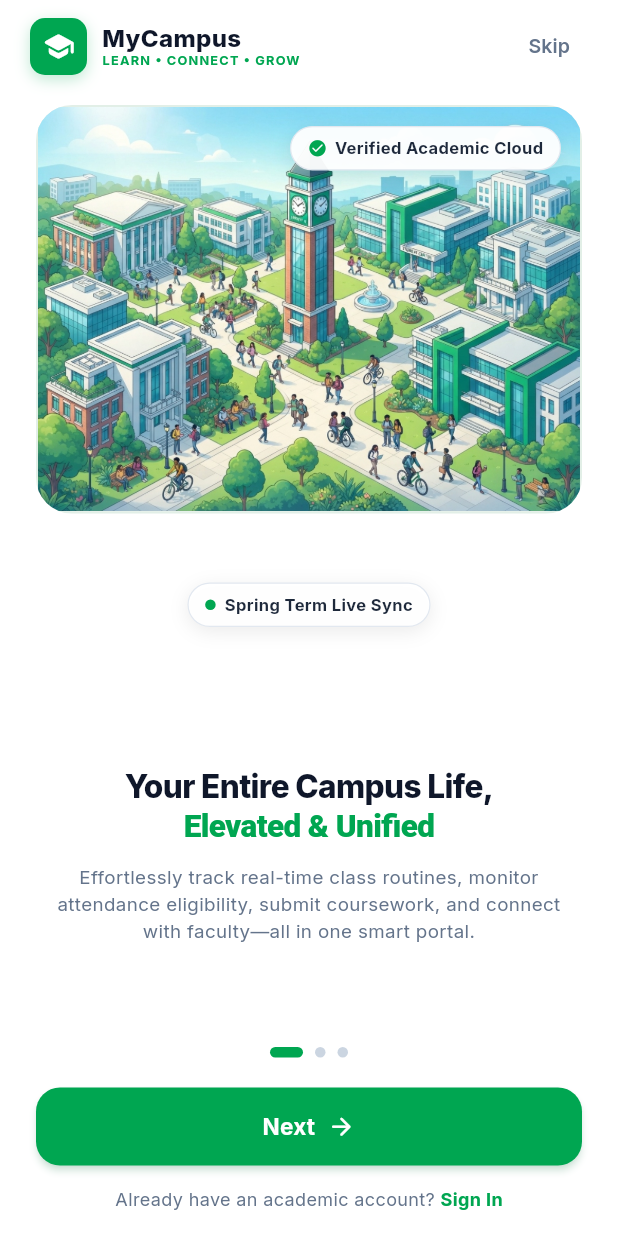
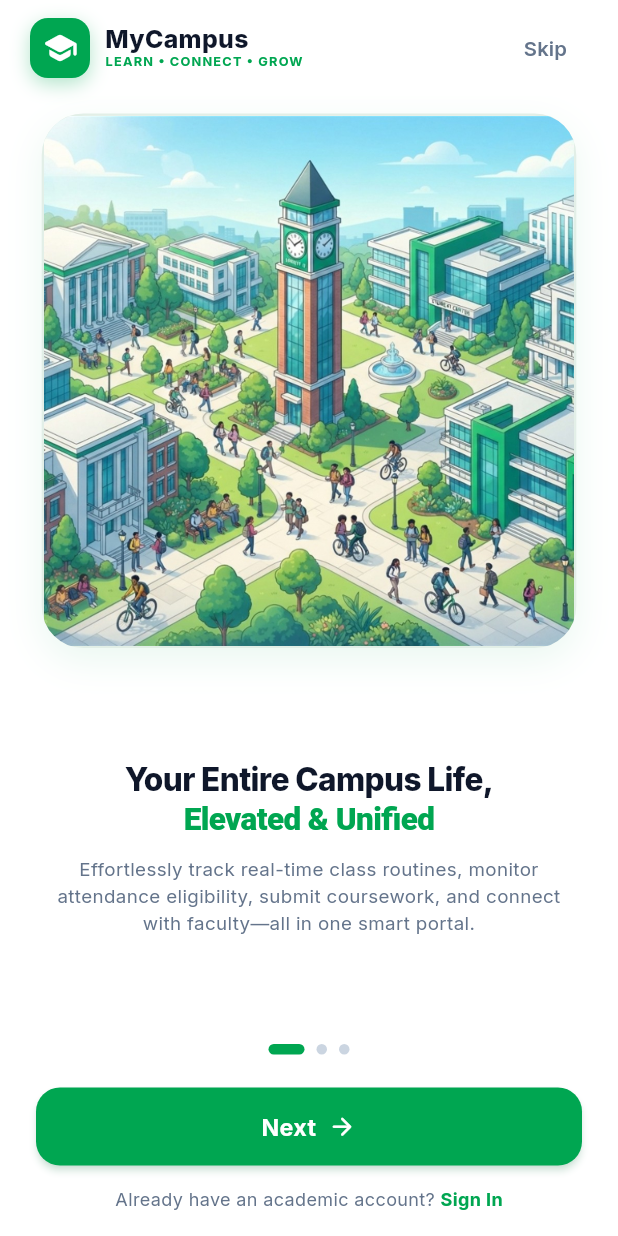
Before and after one commit to ahmedsamir54/my_campus, a Flutter app: the screen it shows after launch, on a phone screen of 412 x 824 dp. Run offline on Flutter 3.47's test engine with Material 3 defaults, Android fonts, the phone set to English and light mode, and no system bars; our stand-ins replace barcode_widget, dartz, equatable, flutter_bloc, flutter_native_splash, get_it and 4 more.

Commit message:
fix(onboarding): add floating micro-animation, normalize screen 1 aspect ratio, and remove image badge overlays
- Added smooth weightless floating breathing animation to 3D illustrations.
- Standardized Screen 1 image to 1024x1024 square with uniform 1:1 aspect ratio across all slides.
- Removed all floating badge labels and overlay text inside/over the images for a clean presentation.
- Smooth animated transition for page indicators and CTA action button.

```diff
--- a/lib/features/onboarding/presentation/pages/onboarding_page.dart
+++ b/lib/features/onboarding/presentation/pages/onboarding_page.dart
@@ -17,18 +17,35 @@ class OnboardingPage extends StatefulWidget {
   State<OnboardingPage> createState() => _OnboardingPageState();
 }
 
-class _OnboardingPageState extends State<OnboardingPage> {
+class _OnboardingPageState extends State<OnboardingPage>
+    with SingleTickerProviderStateMixin {
   late final PageController _pageController;
+  late final AnimationController _floatingController;
+  late final Animation<double> _floatingAnimation;
 
   @override
   void initState() {
     super.initState();
     _pageController = PageController();
+
+    // Floating breathing animation for 3D illustration
+    _floatingController = AnimationController(
+      vsync: this,
+      duration: const Duration(milliseconds: 2400),
+    )..repeat(reverse: true);
+
+    _floatingAnimation = Tween<double>(begin: -5.0, end: 5.0).animate(
+      CurvedAnimation(
+        parent: _floatingController,
+        curve: Curves.easeInOutSine,
+      ),
+    );
   }
 
   @override
   void dispose() {
     _pageController.dispose();
+    _floatingController.dispose();
     super.dispose();
   }
 
@@ -48,8 +65,8 @@ class _OnboardingPageState extends State<OnboardingPage> {
       _completeAndNavigateToLogin();
     } else {
       _pageController.nextPage(
-        duration: const Duration(milliseconds: 350),
-        curve: Curves.easeInOut,
+        duration: const Duration(milliseconds: 380),
+        curve: Curves.easeInOutCubic,
       );
     }
   }
@@ -62,9 +79,7 @@ class _OnboardingPageState extends State<OnboardingPage> {
       backgroundColor: isDark ? AppColors.backgroundDark : Colors.white,
       body: SafeArea(
         child: BlocConsumer<OnboardingCubit, OnboardingState>(
-          listener: (context, state) {
-            // State updates handled reactively
-          },
+          listener: (context, state) {},
           builder: (context, state) {
             final items = state.items;
             if (items.isEmpty) {
@@ -84,23 +99,23 @@ class _OnboardingPageState extends State<OnboardingPage> {
                   child: Row(
                     children: [
                       Container(
-                        width: 38,
-                        height: 38,
+                        width: 40,
+                        height: 40,
                         decoration: BoxDecoration(
                           color: AppColors.primary,
-                          borderRadius: BorderRadius.circular(10),
+                          borderRadius: BorderRadius.circular(12),
                           boxShadow: [
                             BoxShadow(
-                              color: AppColors.primary.withValues(alpha: 0.25),
-                              blurRadius: 8,
-                              offset: const Offset(0, 3),
+                              color: AppColors.primary.withValues(alpha: 0.3),
+                              blurRadius: 10,
+                              offset: const Offset(0, 4),
                             ),
                           ],
                         ),
                         child: const Icon(
                           Icons.school_rounded,
                           color: Colors.white,
-                          size: 22,
+                          size: 24,
                         ),
                       ),
                       const SizedBox(width: 10),
@@ -114,7 +129,7 @@ class _OnboardingPageState extends State<OnboardingPage> {
                               color: isDark
                                   ? AppColors.textPrimaryDark
                                   : AppColors.textPrimaryLight,
-                              fontSize: 16,
+                              fontSize: 16.5,
                               height: 1.1,
                             ),
                           ),
@@ -134,8 +149,8 @@ class _OnboardingPageState extends State<OnboardingPage> {
                         onPressed: _completeAndNavigateToLogin,
                         style: TextButton.styleFrom(
                           padding: const EdgeInsets.symmetric(
-                            horizontal: 12,
-                            vertical: 6,
+                            horizontal: 14,
+                            vertical: 8,
                           ),
                           minimumSize: Size.zero,
                           tapTargetSize: MaterialTapTargetSize.shrinkWrap,
@@ -147,7 +162,7 @@ class _OnboardingPageState extends State<OnboardingPage> {
                                 ? AppColors.textSecondaryDark
                                 : const Color(0xFF64748B),
                             fontWeight: FontWeight.w600,
-                            fontSize: 13,
+                            fontSize: 13.5,
                           ),
                         ),
                       ),
@@ -169,17 +184,18 @@ class _OnboardingPageState extends State<OnboardingPage> {
                   ),
                 ),
 
-                const SizedBox(height: 8),
+                const SizedBox(height: 12),
 
-                // Dots Indicator
+                // Animated Dots Indicator
                 Row(
                   mainAxisAlignment: MainAxisAlignment.center,
                   children: List.generate(items.length, (index) {
                     final bool isSelected = index == state.currentIndex;
                     return AnimatedContainer(
-                      duration: const Duration(milliseconds: 250),
+                      duration: const Duration(milliseconds: 300),
+                      curve: Curves.easeOutCubic,
                       margin: const EdgeInsets.symmetric(horizontal: 4),
-                      width: isSelected ? 22 : 7,
+                      width: isSelected ? 24 : 7,
                       height: 7,
                       decoration: BoxDecoration(
                         color: isSelected
@@ -193,9 +209,9 @@ class _OnboardingPageState extends State<OnboardingPage> {
                   }),
                 ),
 
-                const SizedBox(height: 20),
+                const SizedBox(height: 22),
 
-                // Primary Action Button (Next or Get Started)
+                // Animated Primary Action Button (Next or Get Started)
                 Padding(
                   padding: const EdgeInsets.symmetric(horizontal: 24),
                   child: SizedBox(
@@ -212,13 +228,20 @@ class _OnboardingPageState extends State<OnboardingPage> {
                         ),
                       ),
                       onPressed: () => _onNextPressed(state),
+                      child: AnimatedSwitcher(
+                        duration: const Duration(milliseconds: 250),
+                        transitionBuilder: (child, anim) => FadeTransition(
+                          opacity: anim,
+                          child: ScaleTransition(scale: anim, child: child),
+                        ),
                         child: Row(
+                          key: ValueKey<bool>(isLast),
                           mainAxisAlignment: MainAxisAlignment.center,
                           children: [
                             Text(
                               isLast ? 'Get Started' : 'Next',
                               style: const TextStyle(
-                              fontSize: 15,
+                                fontSize: 15.5,
                                 fontWeight: FontWeight.w700,
                                 letterSpacing: 0.2,
                               ),
@@ -229,6 +252,7 @@ class _OnboardingPageState extends State<OnboardingPage> {
                               size: 19,
                             ),
                           ],
+                        ),
                       ),
                     ),
                   ),
@@ -279,90 +303,58 @@ class _OnboardingPageState extends State<OnboardingPage> {
       child: Column(
         children: [
           const SizedBox(height: 8),
-          // Illustration Box with floating pills
+
+          // Illustration Box with floating breathing animation & clean 1:1 square dimensions
           Expanded(
             flex: 12,
-            child: Stack(
-              clipBehavior: Clip.none,
-              children: [
-                // Image Canvas
-                Container(
-                  width: double.infinity,
+            child: Center(
+              child: AnimatedBuilder(
+                animation: _floatingAnimation,
+                builder: (context, child) {
+                  return Transform.translate(
+                    offset: Offset(0, _floatingAnimation.value),
+                    child: child,
+                  );
+                },
+                child: AspectRatio(
+                  aspectRatio: 1.0,
+                  child: Container(
                     decoration: BoxDecoration(
                       color: isDark
                           ? const Color(0xFF131D24)
                           : const Color(0xFFF1F8F4),
-                    borderRadius: BorderRadius.circular(24),
+                      borderRadius: BorderRadius.circular(28),
                       border: Border.all(
                         color: isDark
                             ? const Color(0xFF1E293B)
                             : const Color(0xFFE2EFE7),
                         width: 1.5,
                       ),
+                      boxShadow: [
+                        BoxShadow(
+                          color: AppColors.primary
+                              .withValues(alpha: isDark ? 0.12 : 0.08),
+                          blurRadius: 20,
+                          offset: const Offset(0, 8),
+                        ),
+                      ],
                     ),
                     clipBehavior: Clip.antiAlias,
                     child: Image.asset(
                       item.imagePath,
                       fit: BoxFit.cover,
                       width: double.infinity,
+                      height: double.infinity,
+                    ),
+                  ),
+                ),
+              ),
             ),
           ),
 
-                // Top Pill Tag
-                if (item.topBadgeText.contains('Cloud'))
-                  Positioned(
-                    top: 14,
-                    right: 14,
-                    child: _buildBadge(
-                      icon: Icons.check_circle_rounded,
-                      text: item.topBadgeText,
-                      isDark: isDark,
-                    ),
-                  )
-                else
-                  Positioned(
-                    top: 14,
-                    left: 14,
-                    child: _buildBadge(
-                      icon: item.topBadgeIcon == 'bolt'
-                          ? Icons.bolt_rounded
-                          : Icons.check_rounded,
-                      text: item.topBadgeText,
-                      isDark: isDark,
-                    ),
-                  ),
+          const SizedBox(height: 18),
 
-                // Bottom Pill Tag
-                if (item.bottomBadgeText.contains('Live Sync'))
-                  Positioned(
-                    bottom: 12,
-                    left: 0,
-                    right: 0,
-                    child: Center(
-                      child: _buildBadge(
-                        hasGreenDot: true,
-                        text: item.bottomBadgeText,
-                        isDark: isDark,
-                      ),
-                    ),
-                  )
-                else
-                  Positioned(
-                    bottom: 14,
-                    right: 14,
-                    child: _buildBadge(
-                      hasGreenDot: true,
-                      text: item.bottomBadgeText,
-                      isDark: isDark,
-                    ),
-                  ),
-              ],
-            ),
-          ),
-
-          const SizedBox(height: 20),
-
-          // Titles & Description
+          // Titles & Description with smooth slide/fade animation
           Expanded(
             flex: 8,
             child: Column(
@@ -414,66 +406,4 @@ class _OnboardingPageState extends State<OnboardingPage> {
       ),
     );
   }
-
-  Widget _buildBadge({
-    IconData? icon,
-    bool hasGreenDot = false,
-    required String text,
-    required bool isDark,
-  }) {
-    return Container(
-      padding: const EdgeInsets.symmetric(horizontal: 11, vertical: 6),
-      decoration: BoxDecoration(
-        color: isDark
-            ? const Color(0xFF0F172A).withValues(alpha: 0.88)
-            : Colors.white.withValues(alpha: 0.95),
-        borderRadius: BorderRadius.circular(20),
-        boxShadow: [
-          BoxShadow(
-            color: Colors.black.withValues(alpha: 0.08),
-            blurRadius: 10,
-            offset: const Offset(0, 3),
-          ),
-        ],
-        border: Border.all(
-          color: isDark ? const Color(0xFF334155) : const Color(0xFFE2E8F0),
-          width: 0.8,
-        ),
-      ),
-      child: Row(
-        mainAxisSize: MainAxisSize.min,
-        children: [
-          if (icon != null) ...[
-            Icon(
-              icon,
-              size: 13,
-              color: AppColors.primary,
-            ),
-            const SizedBox(width: 5),
-          ],
-          if (hasGreenDot) ...[
-            Container(
-              width: 7,
-              height: 7,
-              decoration: const BoxDecoration(
-                color: AppColors.primary,
-                shape: BoxShape.circle,
-              ),
-            ),
-            const SizedBox(width: 6),
-          ],
-          Text(
-            text,
-            style: TextStyle(
-              fontSize: 11,
-              fontWeight: FontWeight.w700,
-              color: isDark
-                  ? AppColors.textPrimaryDark
-                  : const Color(0xFF1E293B),
-            ),
-          ),
-        ],
-      ),
-    );
 }
-}
```
Also changed, not shown: assets/images/onboarding_campus.jpg. Lines whose indentation alone changed are shown as unchanged.
